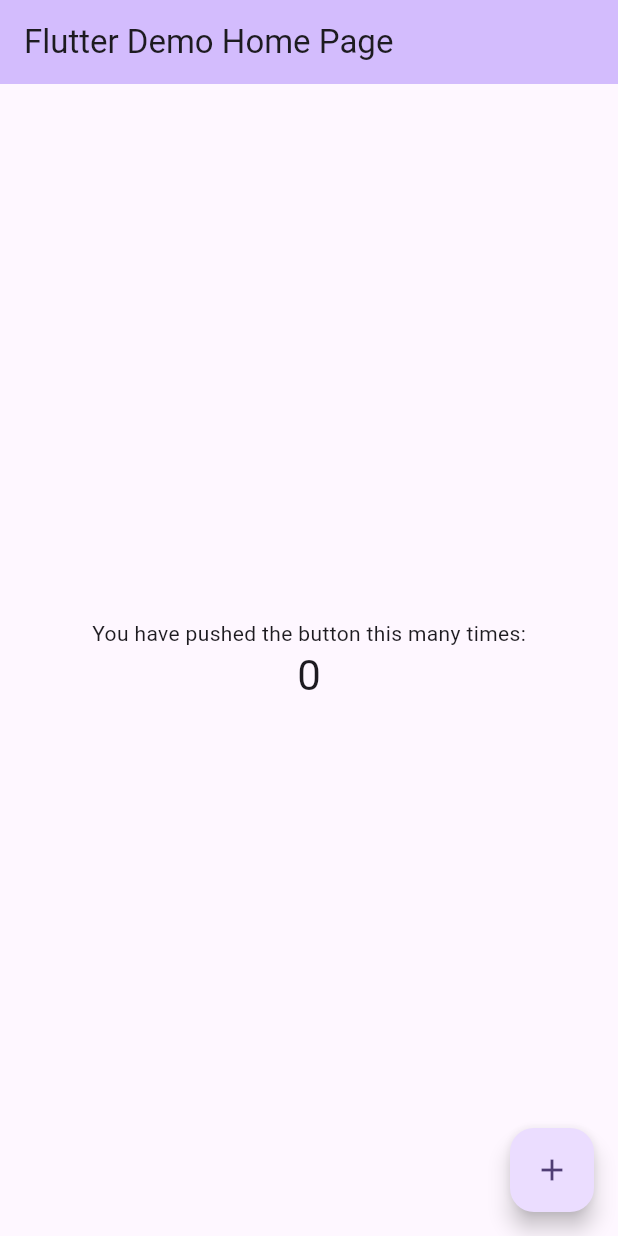
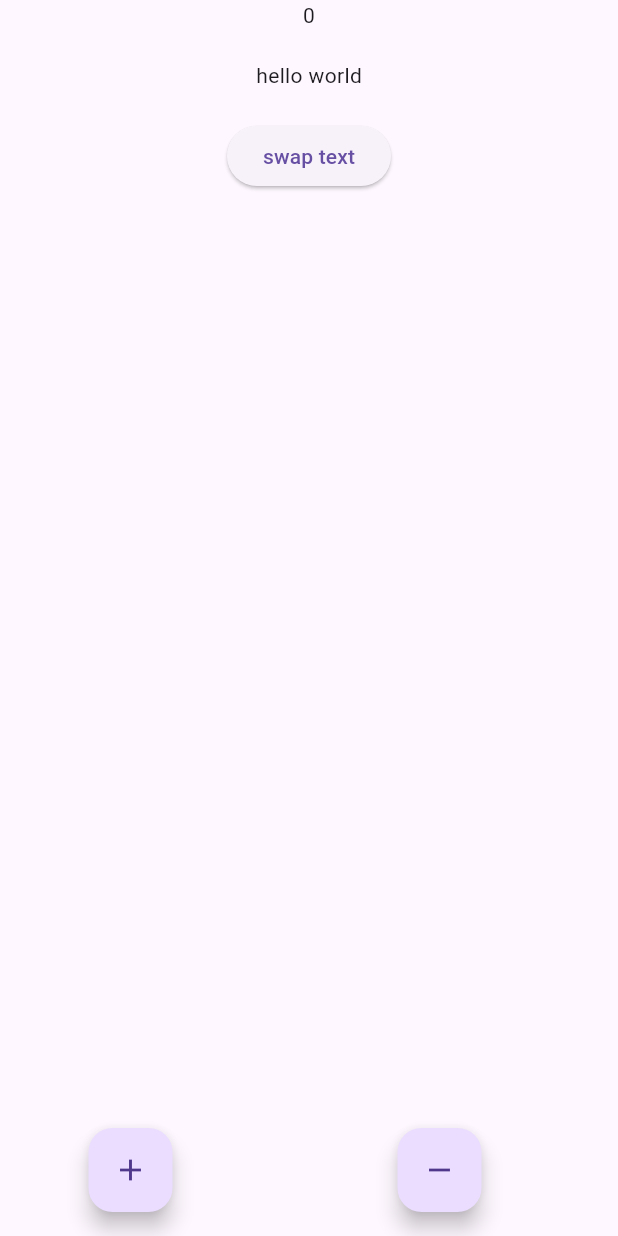
Before and after one commit to mahabubulhasibshawon/flutter_bloc_cubit_practice, a Flutter app: the screen it shows after launch, on a phone screen of 412 x 824 dp. Run offline on Flutter 3.47's test engine with Material 3 defaults, Android fonts, the phone set to English and light mode, and no system bars; our stand-ins replace bloc, flutter_bloc.

Commit message:
text swap animation cubit

```diff
--- /dev/null
+++ b/lib/counter_screen/counter_screen.dart
@@ -0,0 +1,57 @@
+import 'package:flutter/material.dart';
+import 'package:flutter_bloc/flutter_bloc.dart';
+import 'package:flutter_bloc_cubit_practice/counter_screen/cubit/counter_cubit.dart';
+import 'package:flutter_bloc_cubit_practice/counter_screen/cubit/text_cubit.dart';
+
+class CounterScreen extends StatelessWidget {
+  const CounterScreen({super.key});
+
+  @override
+  Widget build(BuildContext context) {
+    return Scaffold(
+      body: Column(
+        children: [
+          BlocBuilder<CounterCubit, int>(
+            builder: (context, count) {
+              return Center(child: Text('$count'));
+            },
+          ),
+          SizedBox(height: 20),
+          Row(
+            mainAxisAlignment: MainAxisAlignment.center,
+            children: [
+              Text('hello'),
+              BlocBuilder<TextCubit, String>(
+                builder: (context, state) {
+                  return AnimatedSwitcher(duration: Duration(milliseconds: 2500),
+                      transitionBuilder: (child, animation) {
+                        return SlideTransition(
+                          position: animation.drive(
+                            Tween<Offset>(begin: Offset(1, 0), end: Offset(0, 0))
+                                .chain(CurveTween(curve: Curves.easeInOut)),
+                          ),
+                          child: child,
+                        );
+                      },
+
+                      child: Text(state));
+                },
+              ),
+            ],
+          ),
+          SizedBox(height: 20),
+          ElevatedButton(onPressed: (){
+            context.read<TextCubit>().toggleText();
+          }, child: Text('swap text'))
+        ],
+      ),
+      floatingActionButton: Row(
+        mainAxisAlignment: MainAxisAlignment.spaceAround,
+        children: [
+          FloatingActionButton(onPressed: () => context.read<CounterCubit>().increment(),child: Icon(Icons.add),),
+          FloatingActionButton(onPressed: () => context.read<CounterCubit>().decremnt(),child: Icon(Icons.remove),),
+        ],
+      ),
+    );
+  }
+}
--- /dev/null
+++ b/lib/counter_screen/cubit/counter_cubit.dart
@@ -0,0 +1,11 @@
+import 'package:bloc/bloc.dart';
+
+class CounterCubit extends Cubit<int> {
+  CounterCubit() : super(0);
+
+//   method to increase the counter
+  void increment() => emit(state + 1);
+
+  // method to drecrease the counter
+  void decremnt() => emit(state - 1);
+}
--- /dev/null
+++ b/lib/counter_screen/cubit/text_cubit.dart
@@ -0,0 +1,13 @@
+import 'package:bloc/bloc.dart';
+
+class TextCubit extends Cubit<String> {
+  TextCubit() : super(' world');
+
+  void toggleText() {
+    if(state == ' world') {
+      emit(' hasib');
+    } else {
+      emit(' world');
+    }
+  }
+}
--- a/lib/main.dart
+++ b/lib/main.dart
@@ -1,4 +1,8 @@
 import 'package:flutter/material.dart';
+import 'package:flutter_bloc/flutter_bloc.dart';
+import 'package:flutter_bloc_cubit_practice/counter_screen/counter_screen.dart';
+import 'package:flutter_bloc_cubit_practice/counter_screen/cubit/counter_cubit.dart';
+import 'package:flutter_bloc_cubit_practice/counter_screen/cubit/text_cubit.dart';
 
 void main() {
   runApp(const MyApp());
@@ -7,119 +11,16 @@ void main() {
 class MyApp extends StatelessWidget {
   const MyApp({super.key});
 
-  // This widget is the root of your application.
   @override
   Widget build(BuildContext context) {
     return MaterialApp(
-      title: 'Flutter Demo',
-      theme: ThemeData(
-        // This is the theme of your application.
-        //
-        // TRY THIS: Try running your application with "flutter run". You'll see
-        // the application has a purple toolbar. Then, without quitting the app,
-        // try changing the seedColor in the colorScheme below to Colors.green
-        // and then invoke "hot reload" (save your changes or press the "hot
-        // reload" button in a Flutter-supported IDE, or press "r" if you used
-        // the command line to start the app).
-        //
-        // Notice that the counter didn't reset back to zero; the application
-        // state is not lost during the reload. To reset the state, use hot
-        // restart instead.
-        //
-        // This works for code too, not just values: Most code changes can be
-        // tested with just a hot reload.
-        colorScheme: ColorScheme.fromSeed(seedColor: Colors.deepPurple),
-        useMaterial3: true,
+      home: MultiBlocProvider(
+        providers: [
+          BlocProvider(create: (context) => CounterCubit()),
+          BlocProvider(create: (context) => TextCubit()),
+        ],
+        child: CounterScreen(),
       ),
-      home: const MyHomePage(title: 'Flutter Demo Home Page'),
     );
   }
 }
-
-class MyHomePage extends StatefulWidget {
-  const MyHomePage({super.key, required this.title});
-
-  // This widget is the home page of your application. It is stateful, meaning
-  // that it has a State object (defined below) that contains fields that affect
-  // how it looks.
-
-  // This class is the configuration for the state. It holds the values (in this
-  // case the title) provided by the parent (in this case the App widget) and
-  // used by the build method of the State. Fields in a Widget subclass are
-  // always marked "final".
-
-  final String title;
-
-  @override
-  State<MyHomePage> createState() => _MyHomePageState();
-}
-
-class _MyHomePageState extends State<MyHomePage> {
-  int _counter = 0;
-
-  void _incrementCounter() {
-    setState(() {
-      // This call to setState tells the Flutter framework that something has
-      // changed in this State, which causes it to rerun the build method below
-      // so that the display can reflect the updated values. If we changed
-      // _counter without calling setState(), then the build method would not be
-      // called again, and so nothing would appear to happen.
-      _counter++;
-    });
-  }
-
-  @override
-  Widget build(BuildContext context) {
-    // This method is rerun every time setState is called, for instance as done
-    // by the _incrementCounter method above.
-    //
-    // The Flutter framework has been optimized to make rerunning build methods
-    // fast, so that you can just rebuild anything that needs updating rather
-    // than having to individually change instances of widgets.
-    return Scaffold(
-      appBar: AppBar(
-        // TRY THIS: Try changing the color here to a specific color (to
-        // Colors.amber, perhaps?) and trigger a hot reload to see the AppBar
-        // change color while the other colors stay the same.
-        backgroundColor: Theme.of(context).colorScheme.inversePrimary,
-        // Here we take the value from the MyHomePage object that was created by
-        // the App.build method, and use it to set our appbar title.
-        title: Text(widget.title),
-      ),
-      body: Center(
-        // Center is a layout widget. It takes a single child and positions it
-        // in the middle of the parent.
-        child: Column(
-          // Column is also a layout widget. It takes a list of children and
-          // arranges them vertically. By default, it sizes itself to fit its
-          // children horizontally, and tries to be as tall as its parent.
-          //
-          // Column has various properties to control how it sizes itself and
-          // how it positions its children. Here we use mainAxisAlignment to
-          // center the children vertically; the main axis here is the vertical
-          // axis because Columns are vertical (the cross axis would be
-          // horizontal).
-          //
-          // TRY THIS: Invoke "debug painting" (choose the "Toggle Debug Paint"
-          // action in the IDE, or press "p" in the console), to see the
-          // wireframe for each widget.
-          mainAxisAlignment: MainAxisAlignment.center,
-          children: <Widget>[
-            const Text(
-              'You have pushed the button this many times:',
-            ),
-            Text(
-              '$_counter',
-              style: Theme.of(context).textTheme.headlineMedium,
-            ),
-          ],
-        ),
-      ),
-      floatingActionButton: FloatingActionButton(
-        onPressed: _incrementCounter,
-        tooltip: 'Increment',
-        child: const Icon(Icons.add),
-      ), // This trailing comma makes auto-formatting nicer for build methods.
-    );
-  }
-}
--- a/pubspec.yaml
+++ b/pubspec.yaml
@@ -35,6 +35,7 @@ dependencies:
   # The following adds the Cupertino Icons font to your application.
   # Use with the CupertinoIcons class for iOS style icons.
   cupertino_icons: ^1.0.8
+  flutter_bloc: ^8.1.6
 
 dev_dependencies:
   flutter_test:
```
Also changed, not shown: pubspec.lock.
